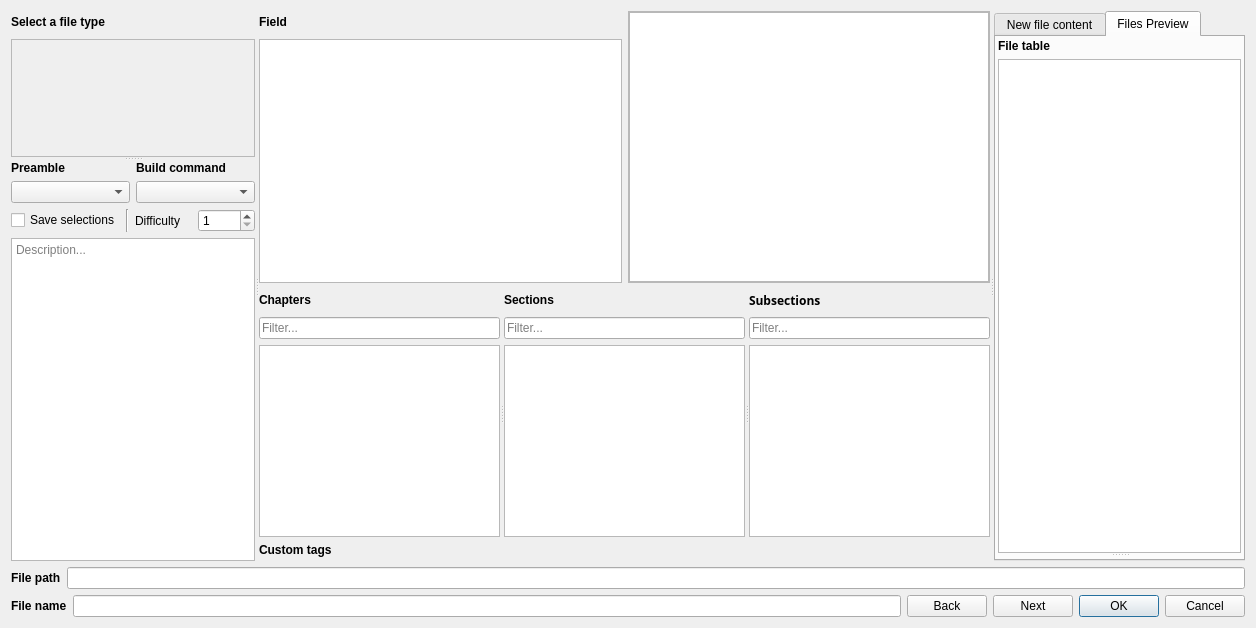
Before: the Qt Designer form datatex/newdatabasefile.ui in CSMathematics/DataTex, drawn with Qt 5.
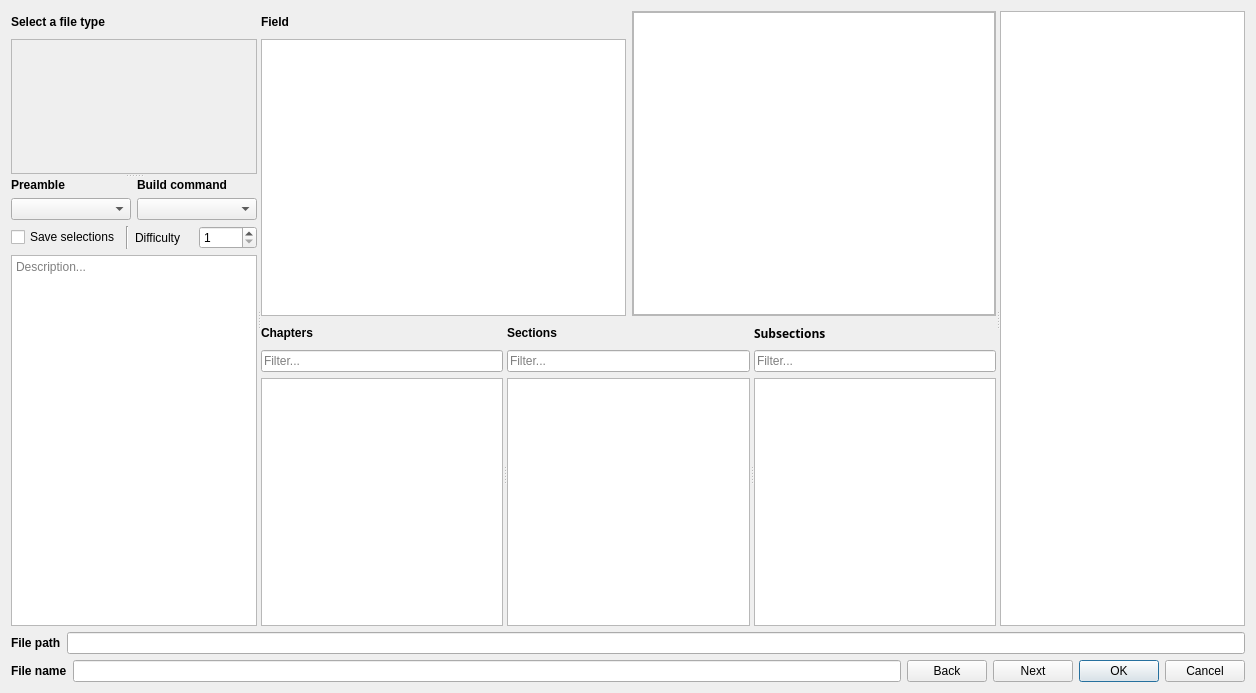
After: the same form once the commit is applied. The open tabs and pages were chosen to show the change. Icons and pictures are not drawn. Custom widgets are drawn as their Qt base class.

The edit to the form file:
```diff
--- a/datatex/newdatabasefile.ui
+++ b/datatex/newdatabasefile.ui
@@ -7,7 +7,7 @@
     <x>0</x>
     <y>0</y>
     <width>1256</width>
-    <height>628</height>
+    <height>693</height>
    </rect>
   </property>
   <property name="windowTitle">
@@ -192,7 +192,7 @@
             <rect>
              <x>0</x>
              <y>0</y>
-             <width>241</width>
+             <width>242</width>
              <height>101</height>
             </rect>
            </property>
@@ -333,8 +333,8 @@
               <rect>
                <x>0</x>
                <y>0</y>
-               <width>359</width>
-               <height>223</height>
+               <width>362</width>
+               <height>246</height>
               </rect>
              </property>
              <layout class="QGridLayout" name="gridLayout_9">
@@ -441,21 +441,6 @@
             <property name="spacing">
              <number>2</number>
             </property>
-            <item row="2" column="0">
-             <layout class="QHBoxLayout" name="horizontalLayout_13"/>
-            </item>
-            <item row="1" column="0">
-             <widget class="QLabel" name="label_41">
-              <property name="font">
-               <font>
-                <bold>true</bold>
-               </font>
-              </property>
-              <property name="text">
-               <string>Custom tags</string>
-              </property>
-             </widget>
-            </item>
             <item row="0" column="0">
              <widget class="QSplitter" name="splitter_3">
               <property name="orientation">
@@ -669,109 +654,13 @@
       <widget class="QWidget" name="layoutWidget">
        <layout class="QVBoxLayout" name="verticalLayout_3">
         <item>
-         <widget class="QTabWidget" name="tabWidget">
-          <property name="currentIndex">
-           <number>0</number>
+         <widget class="LatexTextWidget" name="NewFileContentText">
+          <property name="sizePolicy">
+           <sizepolicy hsizetype="Expanding" vsizetype="MinimumExpanding">
+            <horstretch>0</horstretch>
+            <verstretch>0</verstretch>
+           </sizepolicy>
           </property>
-          <widget class="QWidget" name="tab">
-           <attribute name="title">
-            <string>New file content</string>
-           </attribute>
-           <layout class="QGridLayout" name="gridLayout_2">
-            <property name="leftMargin">
-             <number>2</number>
-            </property>
-            <property name="topMargin">
-             <number>2</number>
-            </property>
-            <property name="rightMargin">
-             <number>2</number>
-            </property>
-            <property name="bottomMargin">
-             <number>3</number>
-            </property>
-            <property name="verticalSpacing">
-             <number>0</number>
-            </property>
-            <item row="1" column="0">
-             <widget class="LatexTextWidget" name="NewFileContentText">
-              <property name="sizePolicy">
-               <sizepolicy hsizetype="Expanding" vsizetype="MinimumExpanding">
-                <horstretch>0</horstretch>
-                <verstretch>0</verstretch>
-               </sizepolicy>
-              </property>
-             </widget>
-            </item>
-           </layout>
-          </widget>
-          <widget class="QWidget" name="tab_2">
-           <attribute name="title">
-            <string>Files Preview</string>
-           </attribute>
-           <layout class="QGridLayout" name="gridLayout">
-            <property name="leftMargin">
-             <number>2</number>
-            </property>
-            <property name="topMargin">
-             <number>2</number>
-            </property>
-            <property name="rightMargin">
-             <number>2</number>
-            </property>
-            <property name="bottomMargin">
-             <number>2</number>
-            </property>
-            <property name="spacing">
-             <number>0</number>
-            </property>
-            <item row="0" column="0">
-             <widget class="QSplitter" name="splitter">
-              <property name="orientation">
-               <enum>Qt::Orientation::Vertical</enum>
-              </property>
-              <widget class="QWidget" name="layoutWidget">
-               <layout class="QVBoxLayout" name="verticalLayout_4">
-                <item>
-                 <widget class="QLabel" name="SectionExerciseLabel">
-                  <property name="font">
-                   <font>
-                    <bold>true</bold>
-                   </font>
-                  </property>
-                  <property name="text">
-                   <string>File table</string>
-                  </property>
-                 </widget>
-                </item>
-                <item>
-                 <widget class="QTableView" name="ExerciseFileList">
-                  <property name="editTriggers">
-                   <set>QAbstractItemView::EditTrigger::NoEditTriggers</set>
-                  </property>
-                  <property name="selectionMode">
-                   <enum>QAbstractItemView::SelectionMode::SingleSelection</enum>
-                  </property>
-                  <property name="selectionBehavior">
-                   <enum>QAbstractItemView::SelectionBehavior::SelectRows</enum>
-                  </property>
-                  <property name="horizontalScrollMode">
-                   <enum>QAbstractItemView::ScrollMode::ScrollPerPixel</enum>
-                  </property>
-                  <property name="sortingEnabled">
-                   <bool>true</bool>
-                  </property>
-                 </widget>
-                </item>
-               </layout>
-              </widget>
-              <widget class="QWidget" name="verticalLayoutWidget">
-               <layout class="QVBoxLayout" name="verticalLayout_5"/>
-              </widget>
-             </widget>
-            </item>
-           </layout>
-          </widget>
          </widget>
         </item>
        </layout>
```
Left out of the diff: 3 changed lines with no effect on the pictures.
